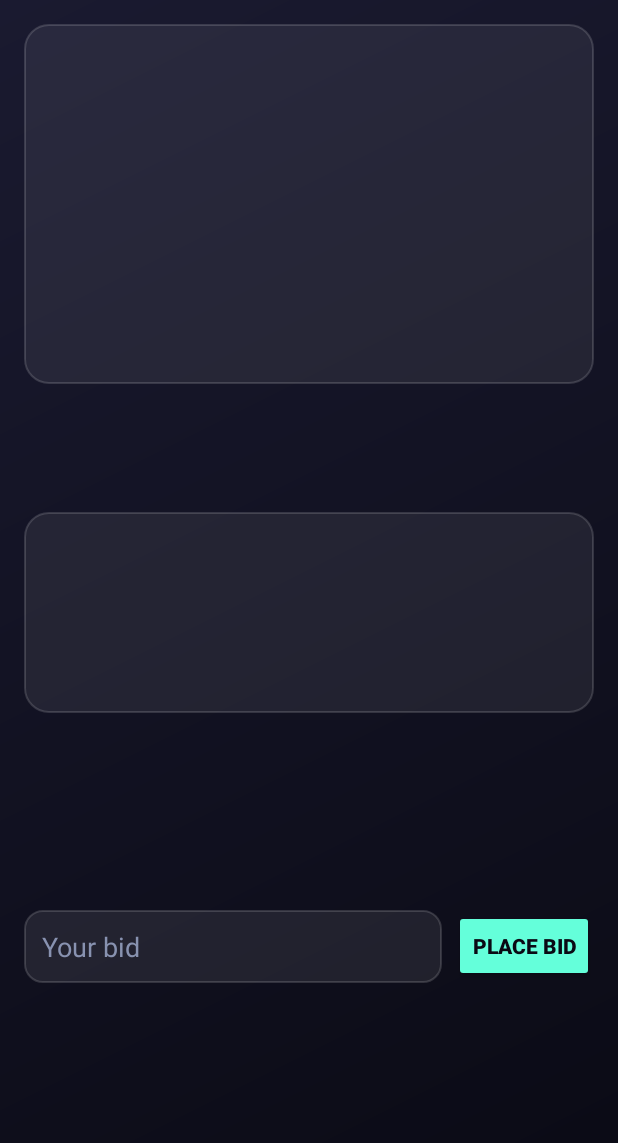
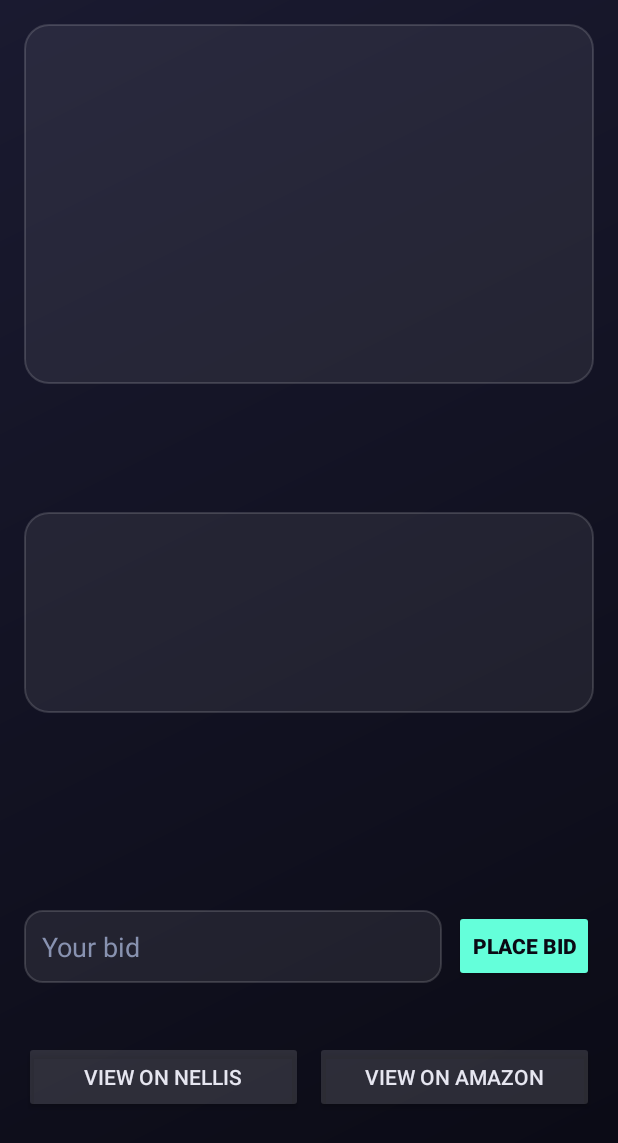
Before and after one commit to Predator04/nellis-bid, an Android app: the DetailActivity screen opened directly, with no data from a screen before it, on a phone screen of 412 x 824 dp. Shown: the top 1143 px of the screen. Run offline under Robolectric (Android 15) with nearby library versions, the phone set to English and light mode, and no system bars; network calls fail; 1 statement that could not run was skipped.

Commit message:
v0.10.0: login persists across updates, view-on-Nellis + view-on-Amazon buttons, new app icon

```diff
--- a/app/build.gradle
+++ b/app/build.gradle
@@ -11,8 +11,8 @@ android {
         applicationId "com.nellis.bid"
         minSdk 24
         targetSdk 34
-        versionCode 9
-        versionName "0.9.0"
+        versionCode 10
+        versionName "0.10.0"
     }
 
     signingConfigs {
@@ -45,7 +45,6 @@ android {
 dependencies {
     implementation 'androidx.appcompat:appcompat:1.6.1'
     implementation 'androidx.core:core:1.13.1'
-    implementation 'androidx.security:security-crypto:1.1.0-alpha06'
     implementation 'androidx.recyclerview:recyclerview:1.3.2'
     implementation 'androidx.viewpager2:viewpager2:1.0.0'
     implementation 'com.github.chrisbanes:PhotoView:2.3.0'
--- a/app/src/main/AndroidManifest.xml
+++ b/app/src/main/AndroidManifest.xml
@@ -6,7 +6,7 @@
 
     <application
         android:allowBackup="false"
-        android:icon="@drawable/ic_launcher"
+        android:icon="@mipmap/ic_launcher"
         android:label="@string/app_name"
         android:theme="@style/Theme.NellisBid">
 
--- a/app/src/main/java/com/nellis/bid/DetailActivity.java
+++ b/app/src/main/java/com/nellis/bid/DetailActivity.java
@@ -55,9 +55,13 @@ public class DetailActivity extends AppCompatActivity {
         Button bidBtn = findViewById(R.id.d_bid_btn);
         bidAmount = findViewById(R.id.d_bid_amount);
         bidStatus = findViewById(R.id.d_bid_status);
+        Button viewNellis = findViewById(R.id.d_view_nellis);
+        Button viewAmazon = findViewById(R.id.d_view_amazon);
 
         render();
         bidBtn.setOnClickListener(v -> onBid());
+        viewNellis.setOnClickListener(v -> startActivity(new Intent(Intent.ACTION_VIEW, Uri.parse(item.url()))));
+        viewAmazon.setOnClickListener(v -> startActivity(new Intent(Intent.ACTION_VIEW, Uri.parse(item.amazonUrl()))));
 
         // Fetch the full gallery from the item detail page.
         new Thread(() -> {
--- a/app/src/main/res/layout/activity_detail.xml
+++ b/app/src/main/res/layout/activity_detail.xml
@@ -161,5 +161,31 @@
             android:textColor="@color/accent2"
             android:textSize="13sp" />
 
+        <LinearLayout
+            android:layout_width="match_parent"
+            android:layout_height="wrap_content"
+            android:layout_marginTop="12dp"
+            android:orientation="horizontal">
+
+            <Button
+                android:id="@+id/d_view_nellis"
+                android:layout_width="0dp"
+                android:layout_height="wrap_content"
+                android:layout_weight="1"
+                android:text="View on Nellis"
+                android:textColor="@color/text"
+                android:backgroundTint="#22FFFFFF" />
+
+            <Button
+                android:id="@+id/d_view_amazon"
+                android:layout_width="0dp"
+                android:layout_height="wrap_content"
+                android:layout_weight="1"
+                android:layout_marginStart="8dp"
+                android:text="View on Amazon"
+                android:textColor="@color/text"
+                android:backgroundTint="#22FFFFFF" />
+        </LinearLayout>
+
     </LinearLayout>
 </ScrollView>
```
Also changed, not shown: app/src/main/java/com/nellis/bid/AuthApi.java (+2 -14 lines), app/src/main/java/com/nellis/bid/Item.java (+23 -0 lines), app/src/main/res/mipmap-hdpi/ic_launcher.png (added), app/src/main/res/mipmap-mdpi/ic_launcher.png (added), app/src/main/res/mipmap-xhdpi/ic_launcher.png (added), app/src/main/res/mipmap-xxhdpi/ic_launcher.png (added), app/src/main/res/mipmap-xxxhdpi/ic_launcher.png (added).
